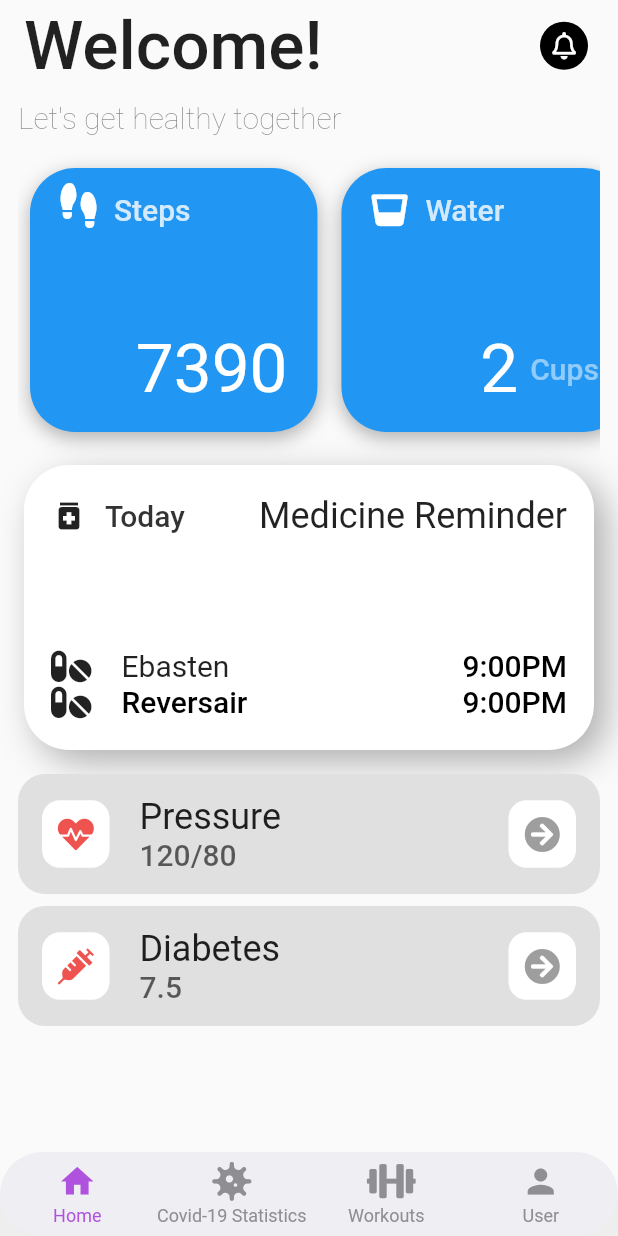
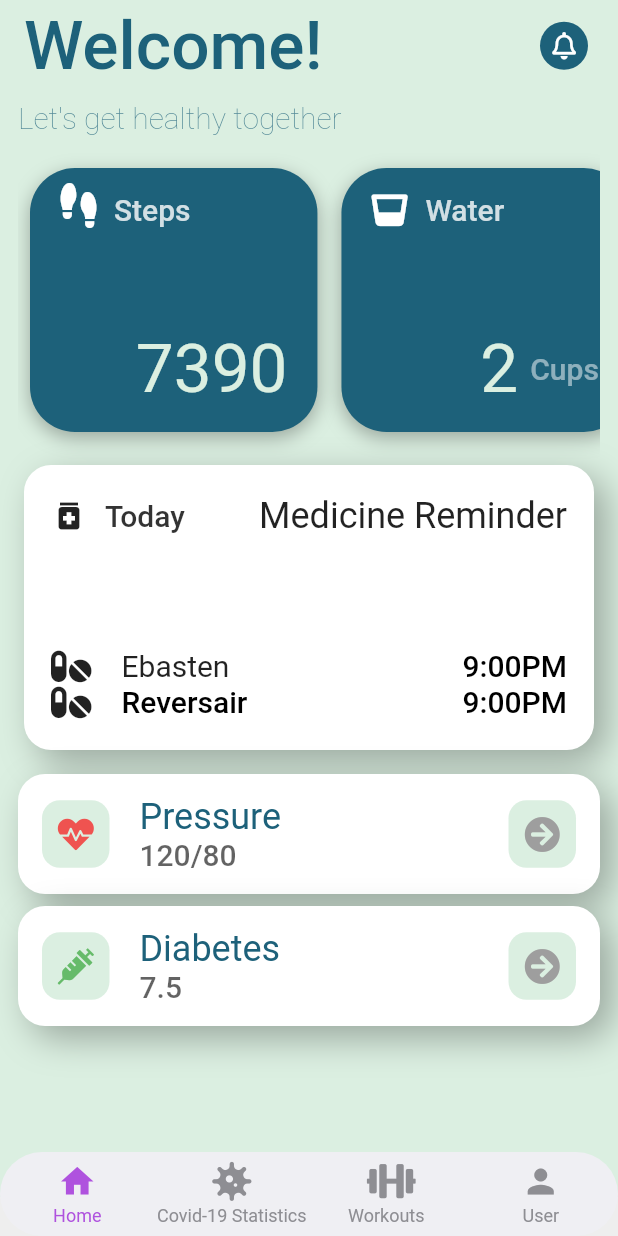
Before and after one commit to SumayaSiddique/Care_4_U_project, a Flutter app: the screen it shows once a user with an empty profile is signed in, on a phone screen of 412 x 824 dp. Run offline on Flutter 3.47's test engine with Material 2 defaults, Android fonts, the phone set to English and light mode, and no system bars; drawn by our look-alikes of persistent_bottom_nav_bar; our stand-ins replace carousel_slider, cloud_firestore, firebase_auth, firebase_core, fl_chart, flutter_local_notifications and 12 more; accounts and stored records are empty; Roboto replaces fonts that are missing (SF Pro Rounded); project files that could hold a hidden picture were left out.

Commit message:
HomeView , Signup and forgot password Screen UI improved

```diff
--- a/care_4_u_project/lib/Screens/Home/HomeView.dart
+++ b/care_4_u_project/lib/Screens/Home/HomeView.dart
@@ -22,7 +22,7 @@ class HomeView extends StatelessWidget {
     final theme = Theme.of(context).textTheme;
     final size = MediaQuery.of(context).size;
     return Scaffold(
-      //backgroundColor: Colors.purpleAccent,
+      backgroundColor: Color(0xffdbefe1),
       // appBar: AppBar(
       //   title: Text("Care 4U"),
       //   actions: [
@@ -52,6 +52,7 @@ class HomeView extends StatelessWidget {
                         style: TextStyle(
                           fontSize: theme.headline3!.fontSize,
                           fontWeight: FontWeight.w500,
+                          color: Color(0xff1d617A),
                         ),
                       ),
                     ),
@@ -64,7 +65,7 @@ class HomeView extends StatelessWidget {
                         height: 70,
                         width: 70,
                         decoration: BoxDecoration(
-                          color: Colors.black,
+                          color: Color(0xff1d617A),
                           shape: BoxShape.circle,
                         ),
                         child: Icon(
@@ -80,13 +81,13 @@ class HomeView extends StatelessWidget {
                   height: 6,
                 ),
                 Opacity(
-                  opacity: 0.6,
+                  opacity: 0.7,
                   child: Text(
                     "Let's get healthy together",
                     style: TextStyle(
-                      fontSize: theme.headline6!.fontSize,
-                      fontWeight: FontWeight.w200,
-                    ),
+                        fontSize: theme.headline6!.fontSize,
+                        fontWeight: FontWeight.w200,
+                        color: Color(0xff1d617A)),
                   ),
                 ),
                 Container(
@@ -104,8 +105,8 @@ class HomeView extends StatelessWidget {
                             theme: theme,
                             title: Text(
                               "7390",
-                              style:
-                                  theme.headline3!.apply(color: Colors.white),
+                              style: theme.headline3!
+                                  .apply(color: Color(0xffdbefe1)),
                             ),
                             subtitle: "Steps",
                             icon: RotatedBox(
@@ -116,6 +117,8 @@ class HomeView extends StatelessWidget {
                               ),
                             ),
                             bgImage: 'images/HomeBG/Pedometer.jpeg',
+                            color: Color(0xff1d617A),
+                            //color: Colors.white,
                           ),
                         ),
                         GestureDetector(
@@ -127,8 +130,8 @@ class HomeView extends StatelessWidget {
                             theme: theme,
                             title: Text(
                               "2",
-                              style:
-                                  theme.headline3!.apply(color: Colors.white),
+                              style: theme.headline3!
+                                  .apply(color: Color(0xffdbefe1)),
                             ),
                             subtitle: "Water",
                             icon: Icon(
@@ -137,6 +140,7 @@ class HomeView extends StatelessWidget {
                             ),
                             caption: 'Cups',
                             bgImage: 'images/HomeBG/water.jpeg',
+                            color: Color(0xff1d617A),
                           ),
                         ),
                         GestureDetector(
@@ -146,8 +150,8 @@ class HomeView extends StatelessWidget {
                             theme: theme,
                             title: Text(
                               "18",
-                              style:
-                                  theme.headline3!.apply(color: Colors.white),
+                              style: theme.headline3!
+                                  .apply(color: Color(0xffdbefe1)),
                             ),
                             subtitle: "BMI",
                             icon: Icon(
@@ -155,6 +159,7 @@ class HomeView extends StatelessWidget {
                               color: Colors.white,
                             ),
                             bgImage: 'images/HomeBG/Pedometer.jpeg',
+                            color: Color(0xff1d617A),
                           ),
                         ),
                         GestureDetector(
@@ -164,8 +169,8 @@ class HomeView extends StatelessWidget {
                             theme: theme,
                             title: Text(
                               "46",
-                              style:
-                                  theme.headline3!.apply(color: Colors.white),
+                              style: theme.headline3!
+                                  .apply(color: Color(0xffdbefe1)),
                             ),
                             subtitle: "BMR",
                             icon: Icon(
@@ -173,6 +178,7 @@ class HomeView extends StatelessWidget {
                               color: Colors.white,
                             ),
                             bgImage: 'images/HomeBG/Pedometer.jpeg',
+                            color: Color(0xff1d617A),
                           ),
                         ),
                       ],
@@ -194,8 +200,15 @@ class HomeView extends StatelessWidget {
                           child: Container(
                             height: 80,
                             decoration: BoxDecoration(
-                              color: Colors.grey[300],
+                              color: Colors.white,
                               borderRadius: BorderRadius.circular(18),
+                              boxShadow: [
+                                BoxShadow(
+                                  color: Colors.black.withOpacity(0.3),
+                                  blurRadius: 20,
+                                  offset: Offset(8, 8),
+                                ),
+                              ],
                             ),
                             child: Padding(
                               padding:
@@ -206,7 +219,7 @@ class HomeView extends StatelessWidget {
                                     height: 45,
                                     width: 45,
                                     decoration: BoxDecoration(
-                                      color: Colors.white,
+                                      color: Color(0xffdbefe1),
                                       borderRadius: BorderRadius.circular(12),
                                     ),
                                     child: Icon(
@@ -222,7 +235,9 @@ class HomeView extends StatelessWidget {
                                     children: [
                                       Text(
                                         "Pressure",
-                                        style: theme.headline5,
+                                        style: TextStyle(
+                                            fontSize: theme.headline5!.fontSize,
+                                            color: Color(0xff1d617A)),
                                       ),
                                       Opacity(
                                         opacity: 0.7,
@@ -238,7 +253,7 @@ class HomeView extends StatelessWidget {
                                     height: 45,
                                     width: 45,
                                     decoration: BoxDecoration(
-                                      color: Colors.white,
+                                      color: Color(0xffdbefe1),
                                       borderRadius: BorderRadius.circular(12),
                                     ),
                                     child: Icon(
@@ -259,8 +274,15 @@ class HomeView extends StatelessWidget {
                           child: Container(
                             height: 80,
                             decoration: BoxDecoration(
-                              color: Colors.grey[300],
+                              color: Colors.white,
                               borderRadius: BorderRadius.circular(18),
+                              boxShadow: [
+                                BoxShadow(
+                                  color: Colors.black.withOpacity(0.3),
+                                  blurRadius: 20,
+                                  offset: Offset(8, 8),
+                                ),
+                              ],
                             ),
                             child: Padding(
                               padding:
@@ -271,12 +293,12 @@ class HomeView extends StatelessWidget {
                                     height: 45,
                                     width: 45,
                                     decoration: BoxDecoration(
-                                      color: Colors.white,
+                                      color: Color(0xffdbefe1),
                                       borderRadius: BorderRadius.circular(12),
                                     ),
                                     child: Icon(
                                       FontAwesomeIcons.syringe,
-                                      color: Colors.red[400],
+                                      color: Colors.green[400],
                                     ),
                                   ),
                                   SizedBox(width: 20),
@@ -287,7 +309,9 @@ class HomeView extends StatelessWidget {
                                     children: [
                                       Text(
                                         "Diabetes",
-                                        style: theme.headline5,
+                                        style: TextStyle(
+                                            fontSize: theme.headline5!.fontSize,
+                                            color: Color(0xff1d617A)),
                                       ),
                                       Opacity(
                                         opacity: 0.7,
@@ -303,7 +327,7 @@ class HomeView extends StatelessWidget {
                                     height: 45,
                                     width: 45,
                                     decoration: BoxDecoration(
-                                      color: Colors.white,
+                                      color: Color(0xffdbefe1),
                                       borderRadius: BorderRadius.circular(12),
                                     ),
                                     child: Icon(
--- a/care_4_u_project/lib/Screens/Home/modules/HomeLargeCard.dart
+++ b/care_4_u_project/lib/Screens/Home/modules/HomeLargeCard.dart
@@ -44,7 +44,7 @@ class HomeLargeCard extends StatelessWidget {
         //     // Color(0xffFF99AC),
         //   ],
         // ),
-        borderRadius: BorderRadius.circular(30),
+        borderRadius: BorderRadius.circular(18),
         boxShadow: [
           BoxShadow(
             color: Colors.black.withOpacity(0.3),
--- a/care_4_u_project/pubspec.yaml
+++ b/care_4_u_project/pubspec.yaml
@@ -27,6 +27,7 @@ dependencies:
   firebase_analytics: ^8.2.0
   firebase_auth: ^3.0.1
   firebase_core: ^1.4.0
+  fl_chart: ^0.40.0
   flutter:
     sdk: flutter
   flutter_local_notifications: ^8.1.1+2
@@ -35,12 +36,11 @@ dependencies:
   get: ^4.3.8
   http: ^0.13.3
   lottie: ^1.1.0
+  percent_indicator: ^3.0.1
   persistent_bottom_nav_bar: ^4.0.2
   provider: ^5.0.0
   staggered_grid_view_flutter: ^0.0.4
   syncfusion_flutter_charts: ^19.2.49
-  percent_indicator: ^3.0.1
-  fl_chart: ^0.40.0
 
 dev_dependencies:
   flutter_test:
```
Also changed, not shown: care_4_u_project/lib/Screens/Welcome/LoginScreen.dart (+7 -7 lines), care_4_u_project/lib/Screens/Welcome/SignUpScreen.dart (+171 -105 lines), 1 other file.
